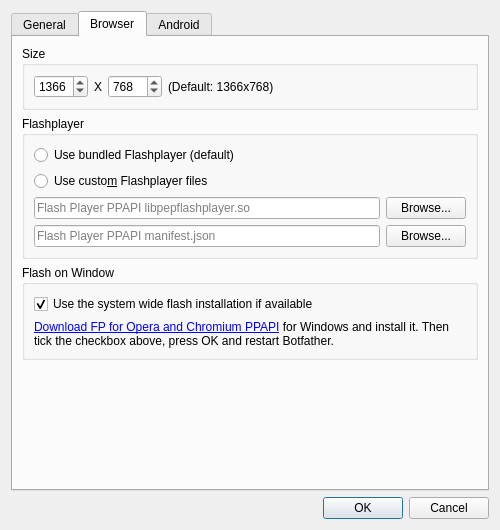
Qt form botfather/gui/config_dialog.ui (botfatherio/botfather) before a commit.
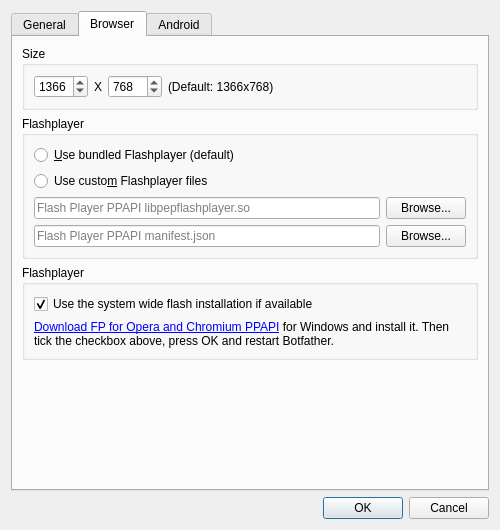
The same form after that commit. The open tabs and pages were chosen to show the change. Icons and pictures are not drawn.

Commit message: Alter config dialog title and windows flash settings label

Patch:
```diff
--- a/botfather/gui/config_dialog.ui
+++ b/botfather/gui/config_dialog.ui
@@ -168,7 +168,7 @@
           <item>
            <widget class="QRadioButton" name="use_bundled_flash">
             <property name="text">
-             <string>Use bundled Flashplayer (default)</string>
+             <string>&amp;Use bundled Flashplayer (default)</string>
             </property>
            </widget>
           </item>
@@ -233,7 +233,7 @@
           <bool>true</bool>
          </property>
          <property name="title">
-          <string>Flash on Window</string>
+          <string>Flashplayer</string>
          </property>
          <layout class="QVBoxLayout" name="verticalLayout_7">
           <item>
```
Left out of the diff: 12 changed lines with no effect on the pictures.
